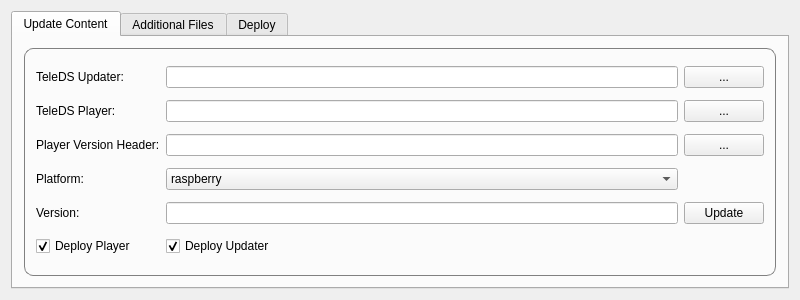
Qt form external/teledsDeployTool/mainwindow.ui (mrlphoenix/spaceMediaTest) before a commit.
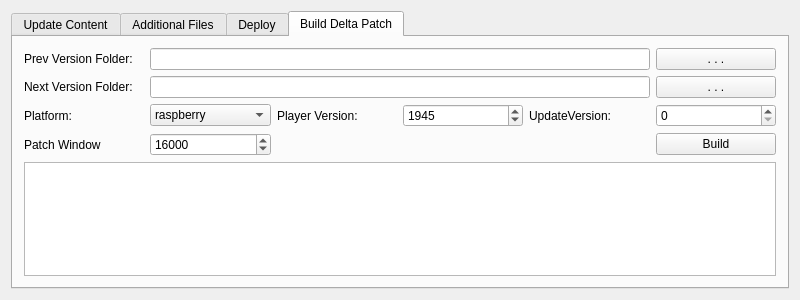
The same form after that commit.

Commit message: Player Reset Protection; new updater

Diff of the .ui file:
```diff
--- a/external/teledsDeployTool/mainwindow.ui
+++ b/external/teledsDeployTool/mainwindow.ui
@@ -24,7 +24,7 @@
     <item row="0" column="0">
      <widget class="QTabWidget" name="tabWidget">
       <property name="currentIndex">
-       <number>0</number>
+       <number>3</number>
       </property>
       <widget class="QWidget" name="tab">
        <attribute name="title">
@@ -325,6 +325,137 @@
         </item>
        </layout>
       </widget>
+      <widget class="QWidget" name="tab_4">
+       <attribute name="title">
+        <string>Build Delta Patch</string>
+       </attribute>
+       <layout class="QGridLayout" name="gridLayout_7">
+        <item row="3" column="1">
+         <widget class="QSpinBox" name="spinBox_3">
+          <property name="maximum">
+           <number>250000</number>
+          </property>
+          <property name="singleStep">
+           <number>50</number>
+          </property>
+          <property name="value">
+           <number>16000</number>
+          </property>
+         </widget>
+        </item>
+        <item row="3" column="0">
+         <widget class="QLabel" name="label_14">
+          <property name="text">
+           <string>Patch Window</string>
+          </property>
+         </widget>
+        </item>
+        <item row="4" column="0" colspan="6">
+         <widget class="QPlainTextEdit" name="delta_log"/>
+        </item>
+        <item row="0" column="0">
+         <widget class="QLabel" name="label_9">
+          <property name="text">
+           <string>Prev Version Folder: </string>
+          </property>
+         </widget>
+        </item>
+        <item row="2" column="5">
+         <widget class="QSpinBox" name="patch_version">
+          <property name="maximum">
+           <number>1000</number>
+          </property>
+          <property name="value">
+           <number>0</number>
+          </property>
+         </widget>
+        </item>
+        <item row="2" column="4">
+         <widget class="QLabel" name="label_13">
+          <property name="text">
+           <string>UpdateVersion: </string>
+          </property>
+         </widget>
+        </item>
+        <item row="1" column="0">
+         <widget class="QLabel" name="label_10">
+          <property name="text">
+           <string>Next Version Folder:</string>
+          </property>
+         </widget>
+        </item>
+        <item row="0" column="5">
+         <widget class="QPushButton" name="pushButton_6">
+          <property name="text">
+           <string>. . .</string>
+          </property>
+         </widget>
+        </item>
+        <item row="2" column="0">
+         <widget class="QLabel" name="label_11">
+          <property name="text">
+           <string>Platform: </string>
+          </property>
+         </widget>
+        </item>
+        <item row="2" column="2">
+         <widget class="QLabel" name="label_12">
+          <property name="text">
+           <string>Player Version: </string>
+          </property>
+         </widget>
+        </item>
+        <item row="2" column="3">
+         <widget class="QSpinBox" name="player_version">
+          <property name="maximum">
+           <number>100000</number>
+          </property>
+          <property name="value">
+           <number>1945</number>
+          </property>
+         </widget>
+        </item>
+        <item row="1" column="5">
+         <widget class="QPushButton" name="pushButton_7">
+          <property name="text">
+           <string>. . .</string>
+          </property>
+         </widget>
+        </item>
+        <item row="0" column="1" colspan="4">
+         <widget class="QLineEdit" name="prev_version_folder"/>
+        </item>
+        <item row="2" column="1">
+         <widget class="QComboBox" name="comboBox">
+          <item>
+           <property name="text">
+            <string>raspberry</string>
+           </property>
+          </item>
+          <item>
+           <property name="text">
+            <string>windows</string>
+           </property>
+          </item>
+          <item>
+           <property name="text">
+            <string>macos</string>
+           </property>
+          </item>
+         </widget>
+        </item>
+        <item row="1" column="1" colspan="4">
+         <widget class="QLineEdit" name="next_version_folder"/>
+        </item>
+        <item row="3" column="5">
+         <widget class="QPushButton" name="pushButton_8">
+          <property name="text">
+           <string>Build</string>
+          </property>
+         </widget>
+        </item>
+       </layout>
+      </widget>
      </widget>
     </item>
    </layout>
```
The commit also changes 93 other files.
